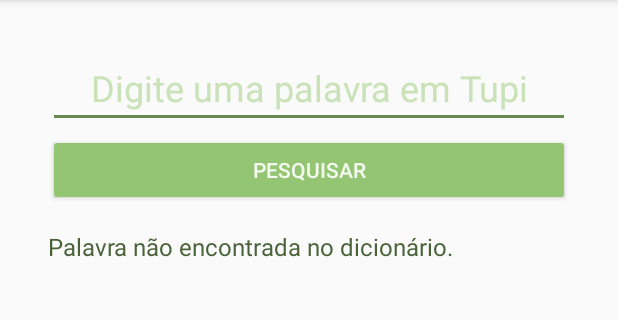
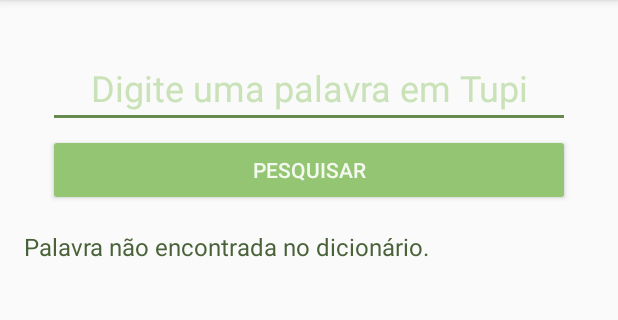
Before and after one commit to rontekhne/tupix, an Android app: the screen it shows after launch (MainActivity), after a tap on "PESQUISAR", on a phone screen of 412 x 824 dp, the part 84-404 px from its top. Run offline under Robolectric (Android 15) with nearby library versions, the phone set to English and light mode, and no system bars.

Commit message:
updated layout

```diff
--- a/app/src/main/res/layout/activity_main.xml
+++ b/app/src/main/res/layout/activity_main.xml
@@ -1,5 +1,4 @@
 <?xml version="1.0" encoding="utf-8"?>
-
 <androidx.constraintlayout.widget.ConstraintLayout
     xmlns:android="http://schemas.android.com/apk/res/android"
     xmlns:app="http://schemas.android.com/apk/res-auto"
@@ -15,19 +14,20 @@
         android:layout_marginStart="32dp"
         android:layout_marginTop="32dp"
         android:layout_marginEnd="32dp"
+        android:autofillHints=""
         android:backgroundTint="@color/colorPrimary"
         android:cursorVisible="false"
         android:ems="10"
         android:focusable="true"
         android:focusableInTouchMode="true"
         android:gravity="center"
-        android:hint="Digite uma palavra em Tupi"
+        android:hint="@string/digite_uma_palavra_em_tupi"
         android:inputType="text"
         android:minHeight="48dp"
         android:shadowColor="@android:color/transparent"
         android:textColor="@color/colorPrimary"
         android:textColorHighlight="@color/colorPrimaryDark"
-        android:textColorHint="@color/textColor"
+        android:textColorHint="@color/hintColor"
         android:textColorLink="@color/colorPrimaryDark"
         android:textSize="24sp"
         app:layout_constraintEnd_toEndOf="parent"
@@ -43,21 +43,22 @@
         android:layout_marginEnd="32dp"
         android:backgroundTint="@color/buttonColor"
         android:onClick="search"
-        android:text="PESQUISAR"
+        android:text="@string/pesquisar"
         android:textColor="@color/textColorPrimary"
         android:visibility="visible"
         app:layout_constraintEnd_toEndOf="parent"
         app:layout_constraintStart_toStartOf="parent"
-        app:layout_constraintTop_toBottomOf="@+id/textInput" />
+        app:layout_constraintTop_toBottomOf="@+id/textInput"
+        tools:ignore="TextContrastCheck" />
 
 
     <TextView
         android:id="@+id/textResult"
         android:layout_width="0dp"
         android:layout_height="0dp"
-        android:layout_marginStart="32dp"
+        android:layout_marginStart="16dp"
         android:layout_marginTop="16dp"
-        android:layout_marginEnd="32dp"
+        android:layout_marginEnd="16dp"
         android:scrollbarSize="0dp"
         android:scrollbars="vertical"
         android:textSize="16sp"
--- a/app/src/main/res/values/strings.xml
+++ b/app/src/main/res/values/strings.xml
@@ -1,3 +1,5 @@
 <resources>
     <string name="app_name">Tupix</string>
+    <string name="pesquisar">PESQUISAR</string>
+    <string name="digite_uma_palavra_em_tupi">Digite uma palavra em Tupi</string>
 </resources>
```
Also changed, not shown: app/src/main/java/com/rontekhne/tupix/MainActivity.java (+44 -16 lines).
